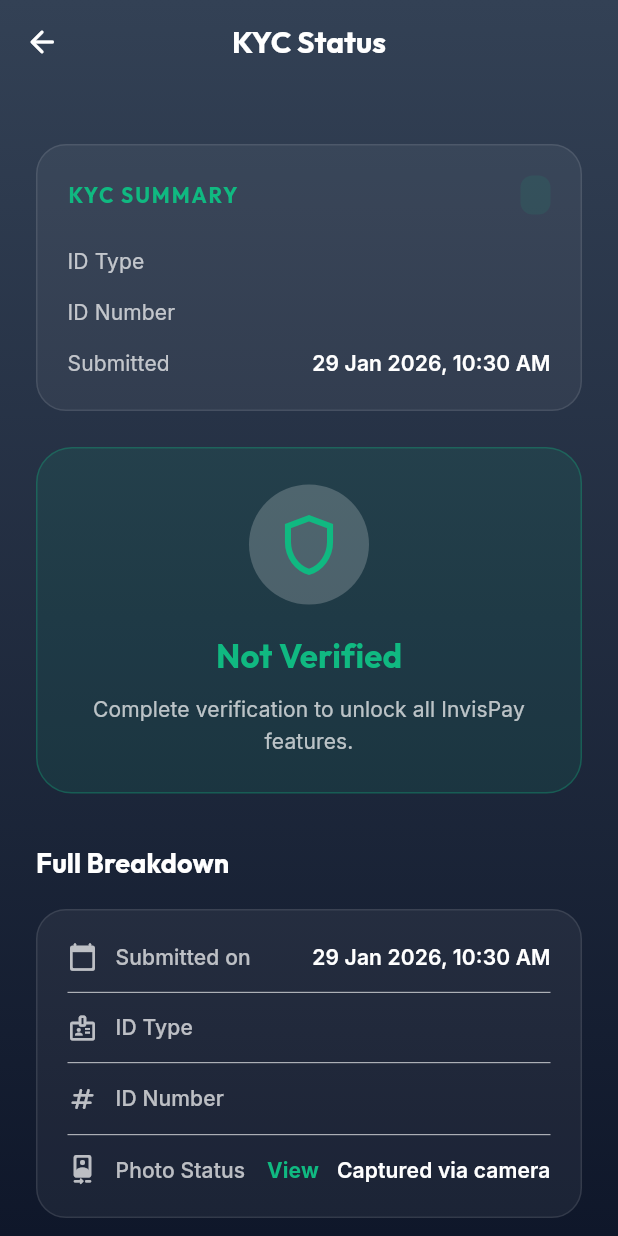
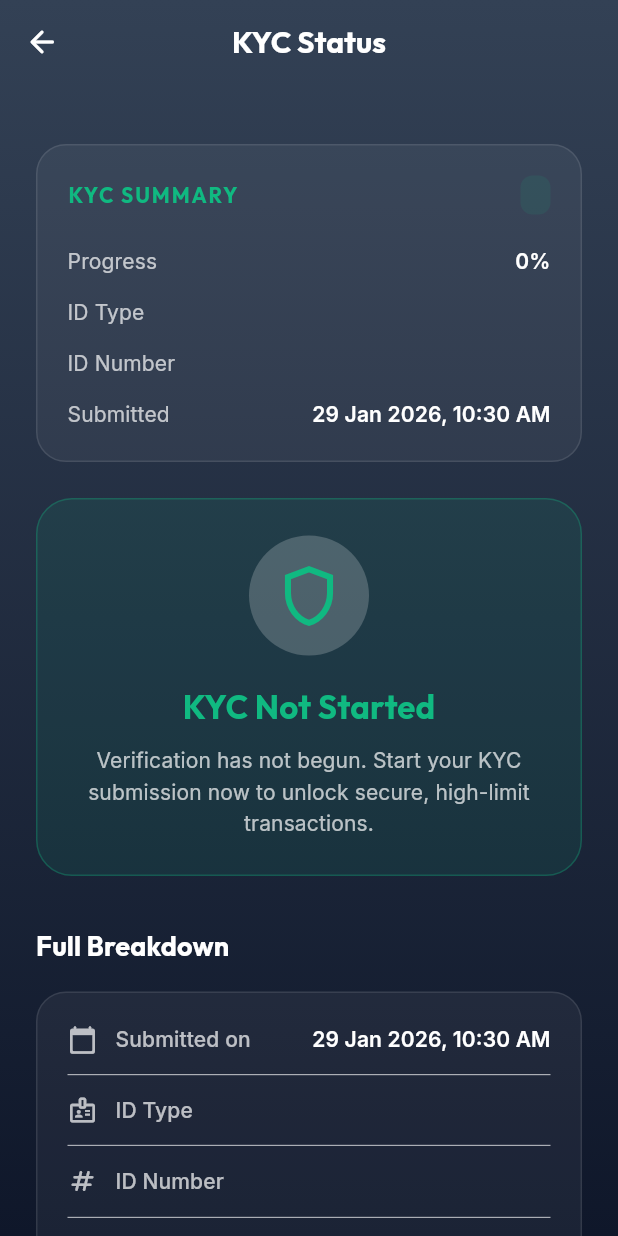
Before and after one commit to mohamednowfal-cyber/InvisPay, a Flutter app: the KycStatusScreen screen opened by its route, on a phone screen of 412 x 824 dp. Run offline on Flutter 3.47's test engine with Material 3 defaults, Android fonts, the phone set to English and light mode, and no system bars; our stand-ins replace cloud_firestore, file_picker, firebase_auth, firebase_core, firebase_storage, flutter_form_builder and 10 more; accounts and stored records are empty.

Commit message:
Refine Sign In/Up header layouts, synchronize Home header, and enhance KYC document persistence

```diff
--- a/frontend/lib/screens/kyc/kyc_status_screen.dart
+++ b/frontend/lib/screens/kyc/kyc_status_screen.dart
@@ -1,3 +1,4 @@
+import 'dart:io';
 import 'package:cloud_firestore/cloud_firestore.dart';
 import 'package:flutter/material.dart';
 import 'package:go_router/go_router.dart';
@@ -180,7 +181,12 @@
                     ),
                   ),
                   const SizedBox(height: 16),
-                  _buildDocumentItem(idType, documentUrl),
+                  _buildDocumentItem('$idType Document', documentUrl),
+                  if (photoUrl != null) ...[
+                    const SizedBox(height: 12),
+                    _buildDocumentItem('Captured Photo', photoUrl,
+                        isPhoto: true),
+                  ],
                 ],
 
                 // 4. Action Buttons (Retry / Start)
@@ -298,6 +304,8 @@
             ],
           ),
           const SizedBox(height: 20),
+          _buildSummaryRow('Progress', _getProgressText(status)),
+          const SizedBox(height: 12),
           _buildSummaryRow('ID Type', idType),
           const SizedBox(height: 12),
           _buildSummaryRow('ID Number', idNumber),
@@ -306,6 +314,17 @@
         ],
       ),
     );
+  }
+
+  String _getProgressText(String status) {
+    switch (status.toLowerCase()) {
+      case 'verified':
+        return 'Completed';
+      case 'pending':
+        return 'In Progress';
+      default:
+        return '0%';
+    }
   }
 
   Widget _buildSummaryRow(String label, String value) {
@@ -356,28 +375,30 @@
       case 'verified':
         color = const Color(0xFF10B981); // Emerald 500
         icon = Icons.check_circle_rounded;
-        title = 'Verified';
-        desc = 'Your KYC has been successfully verified. You have full access.';
+        title = 'KYC Verified';
+        desc =
+            'Your identity has been successfully verified. You now have full access to all bank-grade features.';
         break;
       case 'pending':
         color = const Color(0xFFF59E0B); // Amber 500
         icon = Icons.hourglass_top_rounded;
-        title = 'Under Review';
+        title = 'KYC Pending';
         desc =
-            'Your documents are under review. This usually takes 24–48 hours.';
+            'Your documents are currently under review by our compliance team. This typically takes 24–48 hours.';
         break;
       case 'failed':
         color = const Color(0xFFEF4444); // Red 500
         icon = Icons.error_rounded;
         title = 'Verification Failed';
         desc =
-            'We could not verify your identity. Please review the reason below and resubmit.';
+            'We could not verify your identity. Please review the failure reason and try again with clear documents.';
         break;
       default:
         color = AppTheme.primary;
         icon = Icons.shield_outlined;
-        title = 'Not Verified';
-        desc = 'Complete verification to unlock all InvisPay features.';
+        title = 'KYC Not Started';
+        desc =
+            'Verification has not begun. Start your KYC submission now to unlock secure, high-limit transactions.';
     }
 
     return Container(
@@ -479,13 +500,12 @@
     );
   }
 
-  Widget _buildDocumentItem(String idType, String? documentUrl) {
-    if (documentUrl == null) return const SizedBox.shrink();
+  Widget _buildDocumentItem(String label, String? url, {bool isPhoto = false}) {
+    if (url == null) return const SizedBox.shrink();
 
-    final isPdf = documentUrl.toLowerCase().contains('.pdf') ||
-        documentUrl.toLowerCase().contains('alt=media');
-    // Note: Firebase Storage URLs often end with token and don't clearly show extension,
-    // but we can try to infer or just provide a generic view button.
+    final isPdf = !isPhoto &&
+        (url.toLowerCase().contains('.pdf') ||
+            url.toLowerCase().contains('alt=media'));
 
     return Container(
       padding: const EdgeInsets.all(16),
@@ -511,16 +531,7 @@
             ),
             child: ClipRRect(
               borderRadius: BorderRadius.circular(12),
-              child: !isPdf && documentUrl.startsWith('http')
-                  ? Image.network(
-                      documentUrl,
-                      fit: BoxFit.cover,
-                      errorBuilder: (_, __, ___) => const Icon(
-                          Icons.file_present_rounded,
-                          color: AppTheme.primary),
-                    )
-                  : const Icon(Icons.picture_as_pdf_rounded,
-                      color: AppTheme.primary),
+              child: _buildThumbnail(url, isPdf),
             ),
           ),
           const SizedBox(width: 16),
@@ -529,7 +540,7 @@
               crossAxisAlignment: CrossAxisAlignment.start,
               children: [
                 Text(
-                  'Identity Proof',
+                  label,
                   style: GoogleFonts.inter(
                     fontWeight: FontWeight.bold,
                     fontSize: 15,
@@ -539,25 +550,46 @@
                   ),
                 ),
                 const SizedBox(height: 2),
+                Row(
+                  children: [
                     Text(
-                  isPdf ? 'PDF Document' : 'Scanned copy of $idType',
+                      isPdf ? 'PDF' : 'Image',
                       style: GoogleFonts.inter(
                         fontSize: 12,
                         color: AppTheme.textSecondary,
+                        fontWeight: FontWeight.w500,
+                      ),
+                    ),
+                    const SizedBox(width: 8),
+                    Container(
+                      width: 4,
+                      height: 4,
+                      decoration: BoxDecoration(
+                        color: AppTheme.textSecondary.withValues(alpha: 0.5),
+                        shape: BoxShape.circle,
+                      ),
+                    ),
+                    const SizedBox(width: 8),
+                    Text(
+                      'Uploaded successfully',
+                      style: GoogleFonts.inter(
+                        fontSize: 12,
+                        color: const Color(0xFF10B981),
+                        fontWeight: FontWeight.w500,
                       ),
                     ),
                   ],
                 ),
-          ),
-          TextButton(
-            onPressed: () => _showPreview(documentUrl, isPdf),
-            child: Text(
-              'View',
-              style: GoogleFonts.inter(
-                color: AppTheme.primary,
-                fontWeight: FontWeight.bold,
+              ],
             ),
           ),
+          IconButton(
+            onPressed: () => _showPreview(url, isPdf),
+            icon: const Icon(
+              Icons.visibility_outlined,
+              color: AppTheme.primary,
+            ),
+            tooltip: 'Preview',
           ),
         ],
       ),
@@ -595,7 +627,8 @@
                     ],
                   )
                 : InteractiveViewer(
-                    child: Image.network(
+                    child: _isRemoteUrl(url)
+                        ? Image.network(
                             url,
                             fit: BoxFit.contain,
                             loadingBuilder: (context, child, loadingProgress) {
@@ -607,6 +640,14 @@
                               return const Text('Could not load image',
                                   style: TextStyle(color: Colors.white));
                             },
+                          )
+                        : Image.file(
+                            File(url),
+                            fit: BoxFit.contain,
+                            errorBuilder: (context, error, stackTrace) {
+                              return const Text('Local file not found',
+                                  style: TextStyle(color: Colors.white));
+                            },
                           ),
                   ),
           ),
@@ -614,4 +655,32 @@
       },
     );
   }
+
+  bool _isRemoteUrl(String url) => url.startsWith('http');
+
+  Widget _buildThumbnail(String url, bool isPdf) {
+    if (isPdf) {
+      return const Icon(Icons.picture_as_pdf_rounded, color: AppTheme.primary);
     }
+
+    if (_isRemoteUrl(url)) {
+      return Image.network(
+        url,
+        fit: BoxFit.cover,
+        errorBuilder: (_, __, ___) =>
+            const Icon(Icons.file_present_rounded, color: AppTheme.primary),
+      );
+    } else {
+      final file = File(url);
+      if (file.existsSync()) {
+        return Image.file(
+          file,
+          fit: BoxFit.cover,
+          errorBuilder: (_, __, ___) =>
+              const Icon(Icons.broken_image_rounded, color: AppTheme.primary),
+        );
+      }
+      return const Icon(Icons.camera_front_rounded, color: AppTheme.primary);
+    }
+  }
+}
--- a/frontend/lib/screens/profile/profile_screen.dart
+++ b/frontend/lib/screens/profile/profile_screen.dart
@@ -12,6 +12,7 @@
 import 'package:invispay/routes/app_routes.dart';
 import 'package:invispay/services/auth_service.dart';
 import 'package:invispay/services/database_service.dart';
+import 'package:invispay/services/kyc_service.dart';
 import 'package:invispay/widgets/common/base_screen.dart';
 import 'package:invispay/widgets/common/animated_localize.dart';
 import 'package:invispay/providers/qr_provider.dart';
@@ -56,7 +57,7 @@
           String name = isDemo ? l10n.translate('demo_user') : 'InvisPay User';
           String mobile = '7904459738';
           String email = 'demo@invispay.com';
-          String kycStatus = 'verified';
+          String kycStatus = 'not_started';
 
           if (snapshot.hasData && snapshot.data!.exists) {
             final data = snapshot.data!.data() as Map<String, dynamic>;
@@ -66,10 +67,17 @@
             kycStatus = data['kycStatus'] ?? kycStatus;
           }
 
-          final isVerified = kycStatus.toLowerCase() ==
-              l10n.translate('verified').toLowerCase();
           final invispayId =
               '${name.toLowerCase().replaceAll(' ', '')}@invispay';
+
+          return StreamBuilder<Map<String, dynamic>?>(
+            stream: KycService().kycStatusStream,
+            builder: (context, kycSnapshot) {
+              final kycData = kycSnapshot.data;
+              final currentKycStatus = kycData?['kycStatus'] ?? kycStatus;
+              final isVerified = currentKycStatus.toLowerCase() == 'verified';
+
+              // Get latest photoURL from main snapshot
               final photoURL = snapshot.hasData && snapshot.data!.exists
                   ? (snapshot.data!.data() as Map<String, dynamic>)['photoURL']
                       as String?
@@ -79,26 +87,22 @@
                 padding: const EdgeInsets.all(0),
                 children: [
                   // 1. Profile Header Card
-              _buildProfileHeader(context, name, invispayId, mobile, isVerified,
-                  photoURL, uid, isDemo),
+                  _buildProfileHeader(context, name, invispayId, mobile,
+                      isVerified, photoURL, uid, isDemo),
 
-              // 2. Payment Methods Section (Promoted)
-
-              // 3. Payment Methods Section
+                  // 2. Payment Methods Section
                   _buildPaymentMethodsSection(context, ref),
 
                   const SizedBox(height: 8),
 
-              // 4. Menu List
-
+                  // 3. Menu List
                   _buildMenuItem(
                     context: context,
                     icon: Icons.shield_outlined,
-                title: (loc) =>
-                    'KYC Status', // Localize if possible, else hardcode for now
-                subtitle: (loc) => 'Check verification details',
-                onTap: () =>
-                    context.push(AppRoutes.kyc, extra: {'fromProfile': true}),
+                    title: (loc) => 'KYC Status',
+                    subtitle: (loc) => _getKycStatusSubtitle(currentKycStatus),
+                    onTap: () => context
+                        .push(AppRoutes.kyc, extra: {'fromProfile': true}),
                   ),
 
                   _buildMenuItem(
@@ -133,11 +137,12 @@
 
                   const SizedBox(height: 32),
 
-              // 5. Logout Section
+                  // 4. Logout Section
                   Padding(
                     padding: const EdgeInsets.symmetric(horizontal: 16),
                     child: _PremiumLogoutButton(
-                  onTap: () => _showLogoutConfirmation(context, auth, isDemo),
+                      onTap: () =>
+                          _showLogoutConfirmation(context, auth, isDemo),
                     ),
                   ),
 
@@ -145,8 +150,24 @@
                 ],
               );
             },
+          );
+        },
       ),
     );
+  }
+
+  String _getKycStatusSubtitle(String status) {
+    switch (status.toLowerCase()) {
+      case 'verified':
+        return 'KYC Verified';
+      case 'pending':
+        return 'KYC Pending';
+      case 'failed':
+        return 'KYC Verification Failed';
+      case 'not_started':
+      default:
+        return 'KYC Not Started';
+    }
   }
 
   Widget _buildProfileHeader(
```
Also changed, not shown: frontend/lib/core/i18n/translations.dart (+25 -25 lines), frontend/lib/screens/auth/login_screen.dart (+4 -3 lines), frontend/lib/screens/auth/signup_screen.dart (+4 -3 lines), frontend/lib/screens/home/home_screen.dart (+27 -7 lines), frontend/lib/services/kyc_service.dart (+15 -3 lines). Lines whose indentation alone changed are shown as unchanged.
